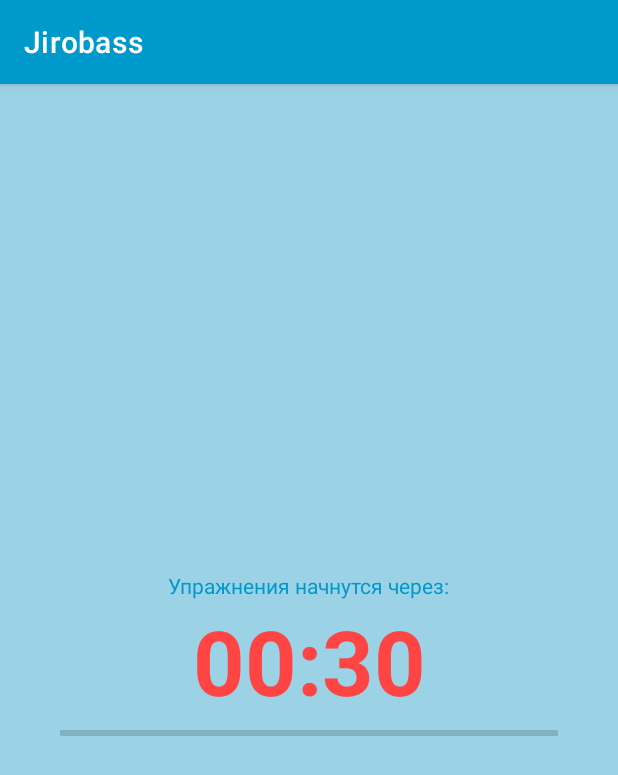
After one commit to Dgryzhkov/Jirobass, an Android app: the fragment WaitingFragment shown on its own in the app's theme, on a phone screen of 412 x 824 dp. The commit adds this screen. Shown: the top 775 px of the screen. Run offline under Robolectric (Android 15) with nearby library versions, the phone set to English and light mode, and no system bars.

Commit message:
add waiting fragment

```diff
--- /dev/null
+++ b/app/src/main/java/com/example/jirobass/fragments/WaitingFragment.kt
@@ -0,0 +1,55 @@
+package com.example.jirobass.fragments
+
+import android.os.Bundle
+import android.os.CountDownTimer
+import androidx.fragment.app.Fragment
+import android.view.LayoutInflater
+import android.view.View
+import android.view.ViewGroup
+import com.example.jirobass.databinding.WaitingFragmentBinding
+
+
+const val COUNT_DOWN_TIME = 11000L
+
+class WaitingFragment : Fragment() {
+    private lateinit var binding: WaitingFragmentBinding
+    private lateinit var timer: CountDownTimer
+
+    override fun onCreateView(
+        inflater: LayoutInflater, container: ViewGroup?,
+        savedInstanceState: Bundle?
+    ): View {
+        binding = WaitingFragmentBinding.inflate(inflater, container, false)
+        return binding.root
+    }
+
+    override fun onViewCreated(view: View, savedInstanceState: Bundle?) {
+        super.onViewCreated(view, savedInstanceState)
+        binding.pBar.max = COUNT_DOWN_TIME.toInt()
+    }
+
+
+    private fun startTimer() = with(binding) {
+        timer = object : CountDownTimer(COUNT_DOWN_TIME, 100) {
+            override fun onTick(restTime: Long) {
+                pBar.progress = restTime.toInt()
+
+            }
+
+            override fun onFinish() {
+
+            }
+
+        }.start()
+    }
+
+    override fun onDetach() {
+        super.onDetach()
+        timer.cancel()
+    }
+
+    companion object {
+        @JvmStatic
+        fun newInstance() = WaitingFragment()
+    }
+}
--- /dev/null
+++ b/app/src/main/res/layout/waiting_fragment.xml
@@ -0,0 +1,43 @@
+<?xml version="1.0" encoding="utf-8"?>
+<androidx.constraintlayout.widget.ConstraintLayout xmlns:android="http://schemas.android.com/apk/res/android"
+    xmlns:app="http://schemas.android.com/apk/res-auto"
+    xmlns:tools="http://schemas.android.com/tools"
+    android:layout_width="match_parent"
+    android:layout_height="match_parent"
+    android:background="#9CD2E6">
+
+    <TextView
+        android:id="@+id/textView3"
+        android:layout_width="wrap_content"
+        android:layout_height="wrap_content"
+        android:text="@string/waiting_message"
+        android:textColor="@android:color/holo_blue_dark"
+        app:layout_constraintBottom_toTopOf="@+id/tvTimer"
+        app:layout_constraintEnd_toEndOf="parent"
+        app:layout_constraintStart_toStartOf="parent" />
+
+    <TextView
+        android:id="@+id/tvTimer"
+        android:layout_width="wrap_content"
+        android:layout_height="wrap_content"
+        android:text="00:30"
+        android:textColor="@android:color/holo_red_light"
+        android:textSize="60sp"
+        android:textStyle="bold"
+        app:layout_constraintBottom_toBottomOf="parent"
+        app:layout_constraintEnd_toEndOf="parent"
+        app:layout_constraintStart_toStartOf="parent"
+        app:layout_constraintTop_toTopOf="parent" />
+
+    <ProgressBar
+        android:id="@+id/pBar"
+        style="?android:attr/progressBarStyleHorizontal"
+        android:layout_width="0dp"
+        android:layout_height="wrap_content"
+        android:layout_marginStart="40dp"
+        android:layout_marginEnd="40dp"
+        app:layout_constraintEnd_toEndOf="parent"
+        app:layout_constraintHorizontal_bias="0.498"
+        app:layout_constraintStart_toStartOf="parent"
+        app:layout_constraintTop_toBottomOf="@+id/tvTimer" />
+</androidx.constraintlayout.widget.ConstraintLayout>
--- a/app/src/main/res/values/strings.xml
+++ b/app/src/main/res/values/strings.xml
@@ -1,5 +1,5 @@
 <resources>
-    <string name="app_name">FitnesAppCurse</string>
+    <string name="app_name">Jirobass</string>
     <string name="slogan">На пути к совершенству!</string>
     <string name="day">День:</string>
     <string name="days">Дни тренировки</string>
```
